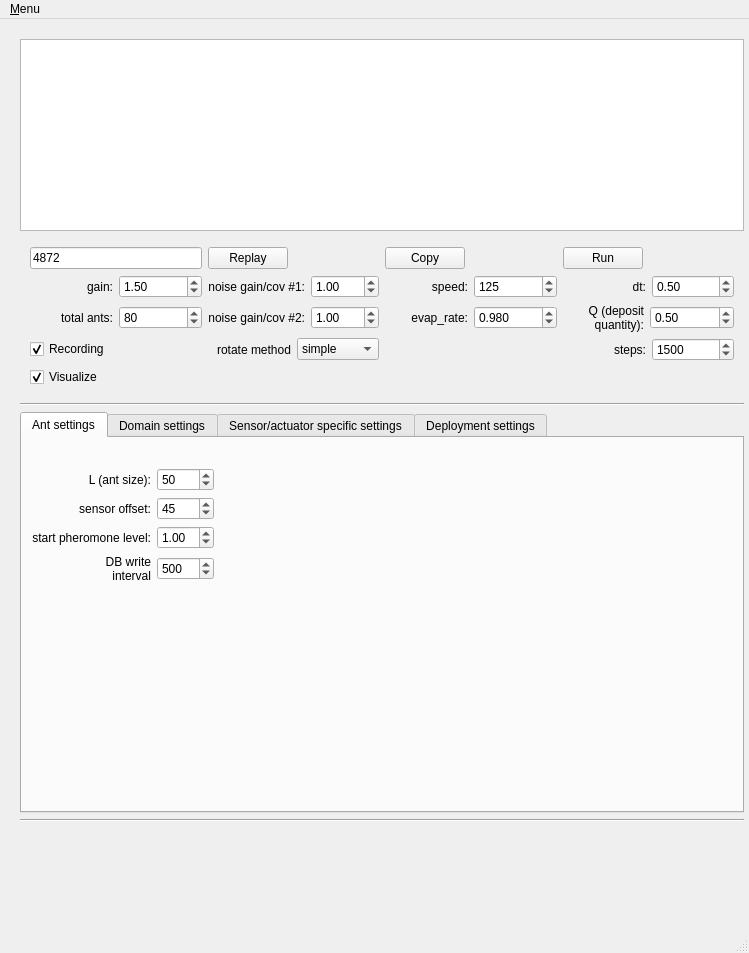
First picture: the form in gui/sim_launcher.ui, repository Elmosnewshoes/Stigmergy, before the edit.
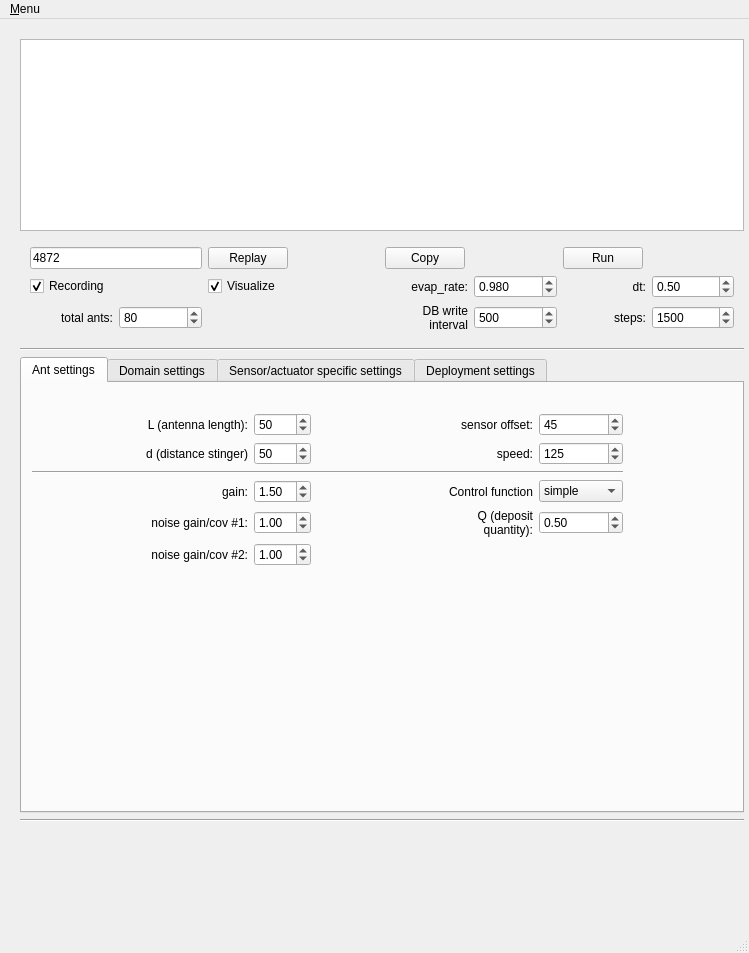
Second picture: the form after the edit. The open tabs and pages were chosen to show the change.

Commit message: added attractiveness in sim controller, ant dropper distance in database

Patch:
```diff
--- a/gui/sim_launcher.ui
+++ b/gui/sim_launcher.ui
@@ -69,132 +69,6 @@
          <property name="bottomMargin">
           <number>10</number>
          </property>
-         <item row="3" column="4">
-          <layout class="QHBoxLayout" name="horizontalLayout_8">
-           <item>
-            <widget class="QLabel" name="label_steps">
-             <property name="text">
-              <string>steps:</string>
-             </property>
-             <property name="alignment">
-              <set>Qt::AlignRight|Qt::AlignTrailing|Qt::AlignVCenter</set>
-             </property>
-            </widget>
-           </item>
-           <item>
-            <widget class="QSpinBox" name="spinbox_steps">
-             <property name="minimum">
-              <number>1</number>
-             </property>
-             <property name="maximum">
-              <number>99999</number>
-             </property>
-             <property name="singleStep">
-              <number>500</number>
-             </property>
-             <property name="value">
-              <number>1500</number>
-             </property>
-            </widget>
-           </item>
-          </layout>
-         </item>
-         <item row="1" column="0">
-          <layout class="QHBoxLayout" name="horizontalLayout">
-           <item>
-            <widget class="QLabel" name="label_gain">
-             <property name="text">
-              <string>gain:</string>
-             </property>
-             <property name="alignment">
-              <set>Qt::AlignRight|Qt::AlignTrailing|Qt::AlignVCenter</set>
-             </property>
-            </widget>
-           </item>
-           <item>
-            <widget class="QDoubleSpinBox" name="spinbox_gain">
-             <property name="toolTip">
-              <string>&lt;html&gt;&lt;head/&gt;&lt;body&gt;&lt;p&gt;Ant steering gain K: d&lt;span style=&quot; vertical-align:sub;&quot;&gt;theta&lt;/span&gt;/d&lt;span style=&quot; vertical-align:sub;&quot;&gt;t&lt;/span&gt;=K*(Left-Right+noise)&lt;/p&gt;&lt;/body&gt;&lt;/html&gt;</string>
-             </property>
-             <property name="minimum">
-              <double>0.050000000000000</double>
-             </property>
-             <property name="maximum">
-              <double>10.000000000000000</double>
-             </property>
-             <property name="singleStep">
-              <double>0.250000000000000</double>
-             </property>
-             <property name="value">
-              <double>1.500000000000000</double>
-             </property>
-            </widget>
-           </item>
-          </layout>
-         </item>
-         <item row="1" column="1">
-          <layout class="QHBoxLayout" name="horizontalLayout_2">
-           <item>
-            <widget class="QLabel" name="label_noisegain">
-             <property name="text">
-              <string>noise gain/cov #1:</string>
-             </property>
-             <property name="alignment">
-              <set>Qt::AlignRight|Qt::AlignTrailing|Qt::AlignVCenter</set>
-             </property>
-             <property name="wordWrap">
-              <bool>true</bool>
-             </property>
-            </widget>
-           </item>
-           <item>
-            <widget class="QDoubleSpinBox" name="spinbox_noisegain">
-             <property name="maximum">
-              <double>10.000000000000000</double>
-             </property>
-             <property name="singleStep">
-              <double>0.250000000000000</double>
-             </property>
-             <property name="value">
-              <double>1.000000000000000</double>
-             </property>
-            </widget>
-           </item>
-          </layout>
-         </item>
-         <item row="2" column="2">
-          <layout class="QHBoxLayout" name="horizontalLayout_12">
-           <item>
-            <widget class="QLabel" name="label_evaporation">
-             <property name="text">
-              <string>evap_rate:</string>
-             </property>
-             <property name="alignment">
-              <set>Qt::AlignRight|Qt::AlignTrailing|Qt::AlignVCenter</set>
-             </property>
-            </widget>
-           </item>
-           <item>
-            <widget class="QDoubleSpinBox" name="spinbox_evaporation">
-             <property name="decimals">
-              <number>3</number>
-             </property>
-             <property name="minimum">
-              <double>-1.000000000000000</double>
-             </property>
-             <property name="maximum">
-              <double>1.000000000000000</double>
-             </property>
-             <property name="singleStep">
-              <double>0.100000000000000</double>
-             </property>
-             <property name="value">
-              <double>0.980000000000000</double>
-             </property>
-            </widget>
-           </item>
-          </layout>
-         </item>
          <item row="0" column="2">
           <layout class="QHBoxLayout" name="horizontalLayout_7">
            <item>
@@ -219,83 +93,6 @@
            </item>
           </layout>
          </item>
-         <item row="4" column="0">
-          <widget class="QCheckBox" name="check_visualize">
-           <property name="text">
-            <string>Visualize</string>
-           </property>
-           <property name="checked">
-            <bool>true</bool>
-           </property>
-          </widget>
-         </item>
-         <item row="2" column="1">
-          <layout class="QHBoxLayout" name="horizontalLayout_20">
-           <item>
-            <widget class="QLabel" name="label_noisegain_2">
-             <property name="text">
-              <string>noise gain/cov #2:</string>
-             </property>
-             <property name="alignment">
-              <set>Qt::AlignRight|Qt::AlignTrailing|Qt::AlignVCenter</set>
-             </property>
-             <property name="wordWrap">
-              <bool>true</bool>
-             </property>
-            </widget>
-           </item>
-           <item>
-            <widget class="QDoubleSpinBox" name="spinbox_noisegain_2">
-             <property name="maximum">
-              <double>10.000000000000000</double>
-             </property>
-             <property name="singleStep">
-              <double>0.250000000000000</double>
-             </property>
-             <property name="value">
-              <double>1.000000000000000</double>
-             </property>
-            </widget>
-           </item>
-          </layout>
-         </item>
-         <item row="3" column="1">
-          <layout class="QHBoxLayout" name="horizontalLayout_19">
-           <item>
-            <widget class="QLabel" name="label_rotate_fun">
-             <property name="text">
-              <string>rotate method</string>
-             </property>
-             <property name="alignment">
-              <set>Qt::AlignRight|Qt::AlignTrailing|Qt::AlignVCenter</set>
-             </property>
-             <property name="wordWrap">
-              <bool>true</bool>
-             </property>
-            </widget>
-           </item>
-           <item>
-            <widget class="QComboBox" name="combobox_rotate">
-             <property name="editable">
-              <bool>false</bool>
-             </property>
-             <property name="currentText">
-              <string>simple</string>
-             </property>
-             <item>
-              <property name="text">
-               <string>simple</string>
-              </property>
-             </item>
-             <item>
-              <property name="text">
-               <string>weber</string>
-              </property>
-             </item>
-            </widget>
-           </item>
-          </layout>
-         </item>
          <item row="0" column="1">
           <layout class="QHBoxLayout" name="horizontalLayout_6">
            <item>
@@ -323,27 +120,37 @@
          <item row="1" column="2">
           <layout class="QHBoxLayout" name="horizontalLayout_3">
            <item>
-            <widget class="QLabel" name="label_speed">
-             <property name="text">
-              <string>speed:</string>
-             </property>
-             <property name="alignment">
-              <set>Qt::AlignRight|Qt::AlignTrailing|Qt::AlignVCenter</set>
-             </property>
-            </widget>
-           </item>
-           <item>
-            <widget class="QSpinBox" name="spinbox_speed">
-             <property name="maximum">
-              <number>999</number>
-             </property>
-             <property name="singleStep">
-              <number>25</number>
-             </property>
-             <property name="value">
-              <number>125</number>
-             </property>
-            </widget>
+            <layout class="QHBoxLayout" name="horizontalLayout_12">
+             <item>
+              <widget class="QLabel" name="label_evaporation">
+               <property name="text">
+                <string>evap_rate:</string>
+               </property>
+               <property name="alignment">
+                <set>Qt::AlignRight|Qt::AlignTrailing|Qt::AlignVCenter</set>
+               </property>
+              </widget>
+             </item>
+             <item>
+              <widget class="QDoubleSpinBox" name="spinbox_evaporation">
+               <property name="decimals">
+                <number>3</number>
+               </property>
+               <property name="minimum">
+                <double>-1.000000000000000</double>
+               </property>
+               <property name="maximum">
+                <double>1.000000000000000</double>
+               </property>
+               <property name="singleStep">
+                <double>0.100000000000000</double>
+               </property>
+               <property name="value">
+                <double>0.980000000000000</double>
+               </property>
+              </widget>
+             </item>
+            </layout>
            </item>
           </layout>
          </item>
@@ -450,13 +257,13 @@
            </item>
           </layout>
          </item>
-         <item row="2" column="4">
-          <layout class="QHBoxLayout" name="horizontalLayout_17">
+         <item row="2" column="2">
+          <layout class="QHBoxLayout" name="horizontalLayout_21">
            <item>
-            <widget class="QLabel" name="label_dropquantity">
+            <widget class="QLabel" name="label_interval">
              <property name="text">
-              <string>Q (deposit 
- quantity):</string>
+              <string>DB write
+ interval</string>
              </property>
              <property name="alignment">
               <set>Qt::AlignRight|Qt::AlignTrailing|Qt::AlignVCenter</set>
@@ -464,24 +271,24 @@
             </widget>
            </item>
            <item>
-            <widget class="QDoubleSpinBox" name="spinbox_q">
+            <widget class="QSpinBox" name="spinbox_interval">
              <property name="minimum">
-              <double>0.010000000000000</double>
+              <number>1</number>
              </property>
              <property name="maximum">
-              <double>100000.000000000000000</double>
+              <number>1000</number>
              </property>
              <property name="singleStep">
-              <double>0.500000000000000</double>
+              <number>100</number>
              </property>
              <property name="value">
-              <double>0.500000000000000</double>
+              <number>500</number>
              </property>
             </widget>
            </item>
           </layout>
          </item>
-         <item row="3" column="0">
+         <item row="1" column="0">
           <widget class="QCheckBox" name="check_recording">
            <property name="text">
             <string>Recording</string>
@@ -491,6 +298,46 @@
            </property>
           </widget>
          </item>
+         <item row="1" column="1">
+          <widget class="QCheckBox" name="check_visualize">
+           <property name="text">
+            <string>Visualize</string>
+           </property>
+           <property name="checked">
+            <bool>true</bool>
+           </property>
+          </widget>
+         </item>
+         <item row="2" column="4">
+          <layout class="QHBoxLayout" name="horizontalLayout_8">
+           <item>
+            <widget class="QLabel" name="label_steps">
+             <property name="text">
+              <string>steps:</string>
+             </property>
+             <property name="alignment">
+              <set>Qt::AlignRight|Qt::AlignTrailing|Qt::AlignVCenter</set>
+             </property>
+            </widget>
+           </item>
+           <item>
+            <widget class="QSpinBox" name="spinbox_steps">
+             <property name="minimum">
+              <number>1</number>
+             </property>
+             <property name="maximum">
+              <number>99999</number>
+             </property>
+             <property name="singleStep">
+              <number>500</number>
+             </property>
+             <property name="value">
+              <number>1500</number>
+             </property>
+            </widget>
+           </item>
+          </layout>
+         </item>
         </layout>
        </item>
        <item>
@@ -503,7 +350,7 @@
        <item>
         <widget class="QTabWidget" name="tabWidget">
          <property name="currentIndex">
-          <number>1</number>
+          <number>0</number>
          </property>
          <widget class="QWidget" name="tab">
           <attribute name="title">
@@ -531,10 +378,108 @@
             <property name="bottomMargin">
              <number>10</number>
             </property>
-            <item row="2" column="1">
+            <item row="1" column="2">
+             <widget class="QLabel" name="label_offset">
+              <property name="text">
+               <string>sensor offset:</string>
+              </property>
+              <property name="alignment">
+               <set>Qt::AlignRight|Qt::AlignTrailing|Qt::AlignVCenter</set>
+              </property>
+             </widget>
+            </item>
+            <item row="2" column="0">
+             <layout class="QHBoxLayout" name="horizontalLayout_22">
+              <item>
+               <widget class="QLabel" name="label_antdropper">
+                <property name="text">
+                 <string>d (distance stinger)</string>
+                </property>
+                <property name="alignment">
+                 <set>Qt::AlignRight|Qt::AlignTrailing|Qt::AlignVCenter</set>
+                </property>
+               </widget>
+              </item>
+             </layout>
+            </item>
+            <item row="9" column="2">
+             <spacer name="verticalSpacer_2">
+              <property name="orientation">
+               <enum>Qt::Vertical</enum>
+              </property>
+              <property name="sizeHint" stdset="0">
+               <size>
+                <width>20</width>
+                <height>40</height>
+               </size>
+              </property>
+             </spacer>
+            </item>
+            <item row="6" column="1">
+             <widget class="QDoubleSpinBox" name="spinbox_noisegain">
+              <property name="maximum">
+               <double>10.000000000000000</double>
+              </property>
+              <property name="singleStep">
+               <double>0.250000000000000</double>
+              </property>
+              <property name="value">
+               <double>1.000000000000000</double>
+              </property>
+             </widget>
+            </item>
+            <item row="8" column="0">
+             <spacer name="horizontalSpacer">
+              <property name="orientation">
+               <enum>Qt::Horizontal</enum>
+              </property>
+              <property name="sizeHint" stdset="0">
+               <size>
+                <width>40</width>
+                <height>20</height>
+               </size>
+              </property>
+             </spacer>
+            </item>
+            <item row="6" column="0">
+             <widget class="QLabel" name="label_noisegain">
+              <property name="text">
+               <string>noise gain/cov #1:</string>
+              </property>
+              <property name="alignment">
+               <set>Qt::AlignRight|Qt::AlignTrailing|Qt::AlignVCenter</set>
+              </property>
+              <property name="wordWrap">
+               <bool>true</bool>
+              </property>
+             </widget>
+            </item>
+            <item row="3" column="0">
+             <layout class="QHBoxLayout" name="horizontalLayout"/>
+            </item>
+            <item row="5" column="1">
+             <widget class="QDoubleSpinBox" name="spinbox_gain">
+              <property name="toolTip">
+               <string>&lt;html&gt;&lt;head/&gt;&lt;body&gt;&lt;p&gt;Ant steering gain K: d&lt;span style=&quot; vertical-align:sub;&quot;&gt;theta&lt;/span&gt;/d&lt;span style=&quot; vertical-align:sub;&quot;&gt;t&lt;/span&gt;=K*(Left-Right+noise)&lt;/p&gt;&lt;/body&gt;&lt;/html&gt;</string>
+              </property>
+              <property name="minimum">
+               <double>0.050000000000000</double>
+              </property>
+              <property name="maximum">
+               <double>10.000000000000000</double>
+              </property>
+              <property name="singleStep">
+               <double>0.250000000000000</double>
+              </property>
+              <property name="value">
+               <double>1.500000000000000</double>
+              </property>
+             </widget>
+            </item>
+            <item row="1" column="3">
              <widget class="QSpinBox" name="spinbox_offset">
               <property name="minimum">
-               <number>30</number>
+               <number>10</number>
               </property>
               <property name="maximum">
                <number>90</number>
@@ -547,122 +492,173 @@
               </property>
              </widget>
             </item>
+            <item row="2" column="3">
+             <widget class="QSpinBox" name="spinbox_speed">
+              <property name="maximum">
+               <number>999</number>
+              </property>
+              <property name="singleStep">
+               <number>25</number>
+              </property>
+              <property name="value">
+               <number>125</number>
+              </property>
+             </widget>
+            </item>
+            <item row="5" column="0">
+             <widget class="QLabel" name="label_gain">
+              <property name="text">
+               <string>gain:</string>
+              </property>
+              <property name="alignment">
+               <set>Qt::AlignRight|Qt::AlignTrailing|Qt::AlignVCenter</set>
+              </property>
+             </widget>
+            </item>
+            <item row="2" column="2">
+             <widget class="QLabel" name="label_speed">
+              <property name="text">
+               <string>speed:</string>
+              </property>
+              <property name="alignment">
+               <set>Qt::AlignRight|Qt::AlignTrailing|Qt::AlignVCenter</set>
+              </property>
+             </widget>
+            </item>
+            <item row="2" column="1">
+             <widget class="QSpinBox" name="spinbox_antdropper">
+              <property name="value">
+               <number>50</number>
+              </property>
+             </widget>
+            </item>
+            <item row="8" column="2">
+             <spacer name="horizontalSpacer_6">
+              <property name="orientation">
+               <enum>Qt::Horizontal</enum>
+              </property>
+              <property name="sizeHint" stdset="0">
+               <size>
+                <width>40</width>
+                <height>20</height>
+               </size>
+              </property>
+             </spacer>
+            </item>
+            <item row="1" column="1">
+             <widget class="QSpinBox" name="spinbox_antsize">
+              <property name="value">
+               <number>50</number>
+              </property>
+             </widget>
+            </item>
+            <item row="4" column="0" colspan="4">
+             <widget class="Line" name="line_2">
+              <property name="orientation">
+               <enum>Qt::Horizontal</enum>
+              </property>
+             </widget>
+            </item>
+            <item row="1" column="0">
+             <layout class="QHBoxLayout" name="horizontalLayout_23">
+              <item>
+               <widget class="QLabel" name="label_antsize">
+                <property name="text">
+                 <string>L (antenna length):</string>
+                </property>
+                <property name="alignment">
+                 <set>Qt::AlignRight|Qt::AlignTrailing|Qt::AlignVCenter</set>
+                </property>
+               </widget>
+              </item>
+             </layout>
+            </item>
+            <item row="7" column="0">
+             <widget class="QLabel" name="label_noisegain_2">
+              <property name="text">
+               <string>noise gain/cov #2:</string>
+              </property>
+              <property name="alignment">
+               <set>Qt::AlignRight|Qt::AlignTrailing|Qt::AlignVCenter</set>
+              </property>
+              <property name="wordWrap">
+               <bool>true</bool>
+              </property>
+             </widget>
+            </item>
+            <item row="7" column="1">
+             <widget class="QDoubleSpinBox" name="spinbox_noisegain_2">
+              <property name="maximum">
+               <double>10.000000000000000</double>
+              </property>
+              <property name="singleStep">
+               <double>0.250000000000000</double>
+              </property>
+              <property name="value">
+               <double>1.000000000000000</double>
+              </property>
+             </widget>
+            </item>
             <item row="5" column="3">
-             <spacer name="horizontalSpacer_5">
-              <property name="orientation">
-               <enum>Qt::Horizontal</enum>
+             <widget class="QComboBox" name="combobox_rotate">
+              <property name="editable">
+               <bool>false</bool>
               </property>
-              <property name="sizeHint" stdset="0">
-               <size>
-                <width>40</width>
-                <height>20</height>
-               </size>
+              <property name="currentText">
+               <string>simple</string>
               </property>
-             </spacer>
-            </item>
-            <item row="3" column="1">
-             <widget class="QDoubleSpinBox" name="spinbox_pheromone">
-              <property name="minimum">
-               <double>-1.000000000000000</double>
-              </property>
-              <property name="singleStep">
-               <double>0.250000000000000</double>
-              </property>
-              <property name="value">
-               <double>1.000000000000000</double>
-              </property>
-             </widget>
-            </item>
-            <item row="4" column="0">
-             <widget class="QLabel" name="label_interval">
-              <property name="text">
-               <string>DB write
- interval</string>
-              </property>
-              <property name="alignment">
-               <set>Qt::AlignRight|Qt::AlignTrailing|Qt::AlignVCenter</set>
-              </property>
-             </widget>
-            </item>
-            <item row="3" column="0">
-             <widget class="QLabel" name="label_startpheromone">
-              <property name="text">
-               <string>start pheromone level:</string>
-              </property>
-              <property name="alignment">
-               <set>Qt::AlignRight|Qt::AlignTrailing|Qt::AlignVCenter</set>
-              </property>
+              <item>
+               <property name="text">
+                <string>simple</string>
+               </property>
+              </item>
+              <item>
+               <property name="text">
+                <string>weber</string>
+               </property>
+              </item>
              </widget>
             </item>
             <item row="5" column="2">
-             <spacer name="horizontalSpacer">
-              <property name="orientation">
-               <enum>Qt::Horizontal</enum>
+             <widget class="QLabel" name="label_rotate_fun">
+              <property name="text">
+               <string>Control function</string>
               </property>
-              <property name="sizeHint" stdset="0">
-               <size>
-                <width>40</width>
-                <height>20</height>
-               </size>
+              <property name="alignment">
+               <set>Qt::AlignRight|Qt::AlignTrailing|Qt::AlignVCenter</set>
               </property>
-             </spacer>
+              <property name="wordWrap">
+               <bool>true</bool>
+              </property>
+             </widget>
             </item>
-            <item row="2" column="0">
-             <widget class="QLabel" name="label_offset">
+            <item row="6" column="2">
+             <widget class="QLabel" name="label_dropquantity">
               <property name="text">
-               <string>sensor offset:</string>
+               <string>Q (deposit 
+ quantity):</string>
               </property>
               <property name="alignment">
                <set>Qt::AlignRight|Qt::AlignTrailing|Qt::AlignVCenter</set>
               </property>
              </widget>
             </item>
-            <item row="4" column="1">
-             <widget class="QSpinBox" name="spinbox_interval">
+            <item row="6" column="3">
+             <widget class="QDoubleSpinBox" name="spinbox_q">
               <property name="minimum">
-               <number>1</number>
+               <double>0.010000000000000</double>
               </property>
               <property name="maximum">
-               <number>1000</number>
+               <double>100000.000000000000000</double>
               </property>
               <property name="singleStep">
-               <number>100</number>
+               <double>0.500000000000000</double>
               </property>
               <property name="value">
-               <number>500</number>
+               <double>0.500000000000000</double>
               </property>
              </widget>
             </item>
-            <item row="1" column="1">
-             <widget class="QSpinBox" name="spinbox_antsize">
-              <property name="value">
-               <number>50</number>
-              </property>
-             </widget>
-            </item>
-            <item row="1" column="0">
-             <widget class="QLabel" name="label_antsize">
-              <property name="text">
-               <string>L (ant size):</string>
-              </property>
-              <property name="alignment">
-               <set>Qt::AlignRight|Qt::AlignTrailing|Qt::AlignVCenter</set>
-              </property>
-             </widget>
-            </item>
-            <item row="5" column="1">
-             <spacer name="verticalSpacer_2">
-              <property name="orientation">
-               <enum>Qt::Vertical</enum>
-              </property>
-              <property name="sizeHint" stdset="0">
-               <size>
-                <width>20</width>
-                <height>40</height>
-               </size>
-              </property>
-             </spacer>
-            </item>
            </layout>
           </widget>
          </widget>
@@ -903,6 +899,29 @@
               </property>
              </spacer>
             </item>
+            <item row="0" column="2">
+             <widget class="QLabel" name="label_startpheromone">
+              <property name="text">
+               <string>start pheromone level:</string>
+              </property>
+              <property name="alignment">
+               <set>Qt::AlignRight|Qt::AlignTrailing|Qt::AlignVCenter</set>
+              </property>
+             </widget>
+            </item>
+            <item row="0" column="3">
+             <widget class="QDoubleSpinBox" name="spinbox_pheromone">
+              <property name="minimum">
+               <double>-1.000000000000000</double>
+              </property>
+              <property name="singleStep">
+               <double>0.250000000000000</double>
+              </property>
+              <property name="value">
+               <double>1.000000000000000</double>
+              </property>
+             </widget>
+            </item>
            </layout>
           </widget>
          </widget>
```
The commit also changes 11 other files.
